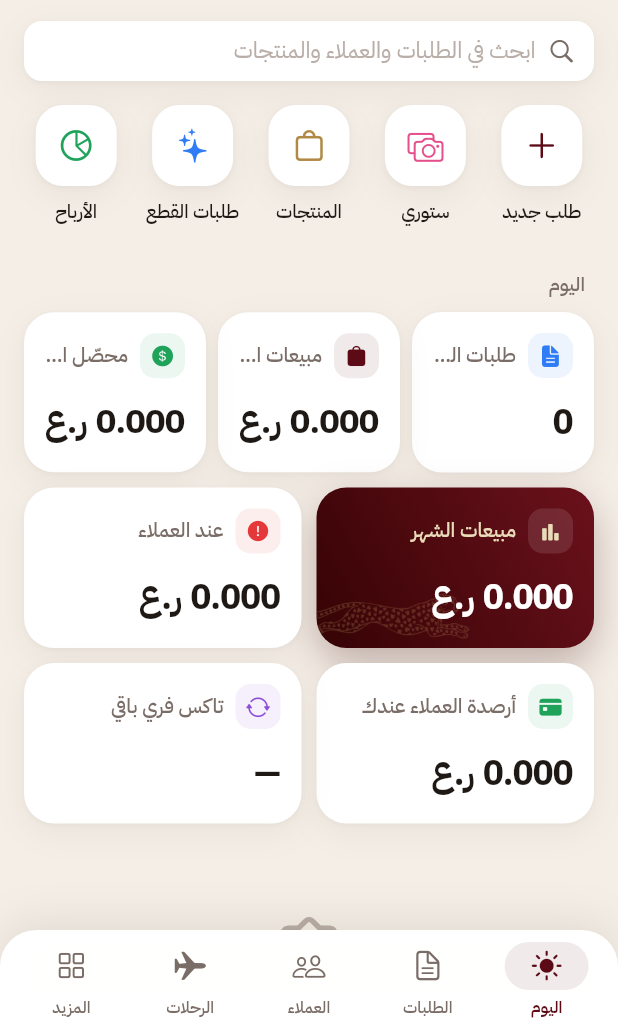
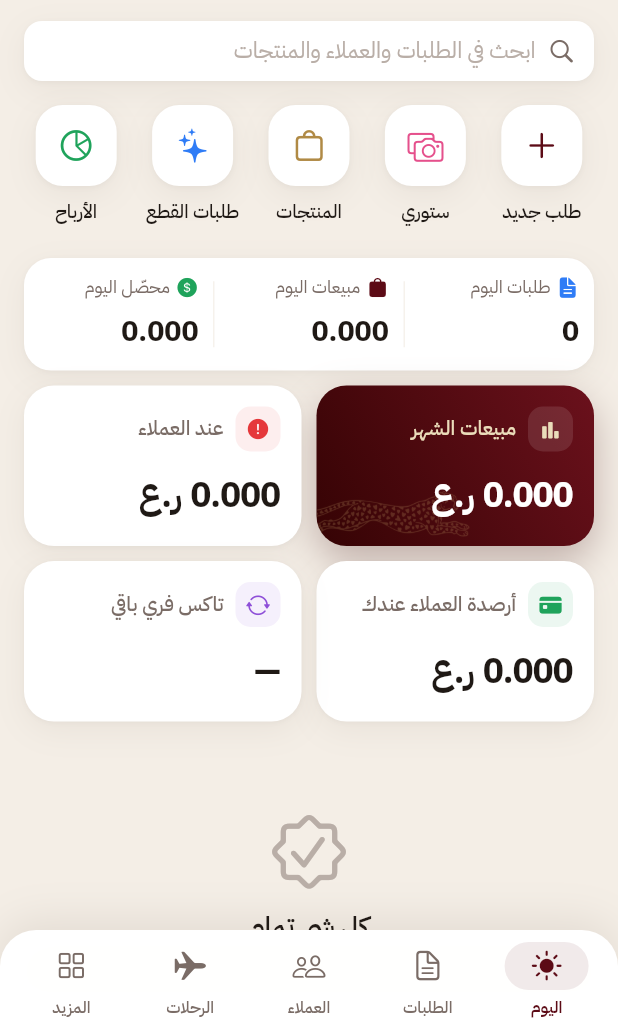
Before and after one commit to ghshopper/-gh-platform, a Flutter app: the Tabs screen opened directly, on a phone screen of 412 x 824 dp, the part 210-1236 px from its top. Run offline on Flutter 3.47's test engine with Material 3 defaults, Android fonts, the phone set to English and light mode, and no system bars; our stand-ins replace firebase_core, firebase_messaging, flutter_secure_storage, image_picker, local_auth, pdf and 4 more; missing offline and left inert: mobile_scanner; accounts and stored records are empty; network calls fail.

Commit message:
Admin app: today numbers in one card, tier progress bar, price button on the photo, category list without repeated headers
Co-Authored-By: Claude Opus 5.5 <noreply@anthropic.com>
Claude-Session: https://claude.ai/code/session_01PsNBSDAgL63NENXEdRhdq4

```diff
--- a/lib/pages/customers_page.dart
+++ b/lib/pages/customers_page.dart
@@ -93,6 +93,7 @@ class TierCard extends StatelessWidget {
           borderRadius: BorderRadius.circular(4),
           child: SizedBox(
             height: 6,
+            width: double.infinity,
             child: Stack(children: [
               Positioned.fill(child: ColoredBox(color: fg.withAlpha(40))),
               FractionallySizedBox(
--- a/lib/pages/today_page.dart
+++ b/lib/pages/today_page.dart
@@ -181,31 +181,13 @@ class TodayPage extends StatelessWidget {
             if (!store.ready)
               const Loading()
             else ...[
-              Section(header: 'اليوم', children: const []),
               Padding(
-                padding: const EdgeInsets.fromLTRB(16, 0, 16, 10),
-                child: Row(children: [
-                  Expanded(
-                      child: StatCard(
-                          icon: CupertinoIcons.doc_text_fill,
-                          color: GH.blue,
-                          label: 'طلبات اليوم',
-                          value: '${todayOrders.length}',
-                          onTap: () => pushPage(context, const SearchPage(todayOnly: true)))),
-                  const SizedBox(width: 8),
-                  Expanded(
-                      child: StatCard(
-                          icon: CupertinoIcons.bag_fill,
-                          color: GH.burgundy,
-                          label: 'مبيعات اليوم',
-                          value: omr(todaySales))),
-                  const SizedBox(width: 8),
-                  Expanded(
-                      child: StatCard(
-                          icon: CupertinoIcons.money_dollar_circle_fill,
-                          color: GH.green,
-                          label: 'محصّل اليوم',
-                          value: omr(collectedToday))),
+                padding: const EdgeInsets.fromLTRB(16, 14, 16, 10),
+                child: _TodayStrip(cells: [
+                  (CupertinoIcons.doc_text_fill, GH.blue, 'طلبات اليوم', '${todayOrders.length}',
+                      () => pushPage(context, const SearchPage(todayOnly: true))),
+                  (CupertinoIcons.bag_fill, GH.burgundy, 'مبيعات اليوم', plainOmr(todaySales), null),
+                  (CupertinoIcons.money_dollar_circle_fill, GH.green, 'محصّل اليوم', plainOmr(collectedToday), null),
                 ]),
               ),
               Padding(
@@ -362,3 +344,45 @@ class TodayPage extends StatelessWidget {
     );
   }
 }
+
+/// Today's three numbers in one card.
+class _TodayStrip extends StatelessWidget {
+  const _TodayStrip({required this.cells});
+
+  final List<(IconData, Color, String, String, VoidCallback?)> cells;
+
+  @override
+  Widget build(BuildContext context) {
+    final children = <Widget>[];
+    for (var i = 0; i < cells.length; i++) {
+      final c = cells[i];
+      if (i > 0) children.add(Container(width: 0.5, height: 44, color: GH.separator));
+      children.add(Expanded(
+        child: GestureDetector(
+          behavior: HitTestBehavior.opaque,
+          onTap: c.$5,
+          child: Padding(
+            padding: const EdgeInsets.symmetric(horizontal: 10, vertical: 12),
+            child: Column(crossAxisAlignment: CrossAxisAlignment.start, children: [
+              Row(children: [
+                Icon(c.$1, size: 15, color: c.$2),
+                const SizedBox(width: 4),
+                Flexible(child: Text(c.$3, maxLines: 1, overflow: TextOverflow.ellipsis, style: T.small)),
+              ]),
+              const SizedBox(height: 6),
+              FittedBox(
+                fit: BoxFit.scaleDown,
+                alignment: AlignmentDirectional.centerStart,
+                child: Text(c.$4, style: T.money.copyWith(fontSize: 19, fontWeight: FontWeight.w700)),
+              ),
+            ]),
+          ),
+        ),
+      ));
+    }
+    return Container(
+      decoration: BoxDecoration(color: GH.card, borderRadius: BorderRadius.circular(18), boxShadow: GH.shadow),
+      child: Row(children: children),
+    );
+  }
+}
--- a/test_shots/screens_test.dart
+++ b/test_shots/screens_test.dart
@@ -360,7 +360,7 @@ void main() {
       });
       Store.i.loadSnapshot(sample());
       final Widget home = switch (screen) {
-        'search' || 'search-dark' => SearchPage(initialQuery: 'شانيل', initialProducts: [products[0], products[1]]),
+        'search' || 'search-dark' => SearchPage(initialQuery: 'سارة', initialProducts: [products[0], products[1]]),
         'categories' => CategoryPickerPage(selected: 3, initialRows: cats),
         'quick-price' => QuickPricePage(product: products[1]),
         'today-dark' => const TodayPage(),
```
Also changed, not shown: lib/pages/products_page.dart (+16 -14 lines).
